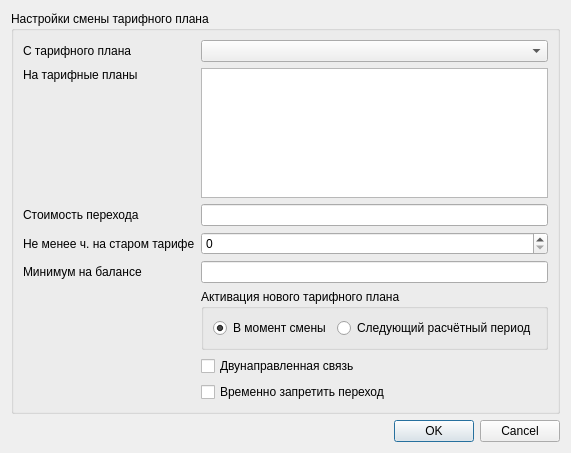
brat002/ExpertBilling, file mdi/forms/tp_change_rules.ui: the form before one commit.
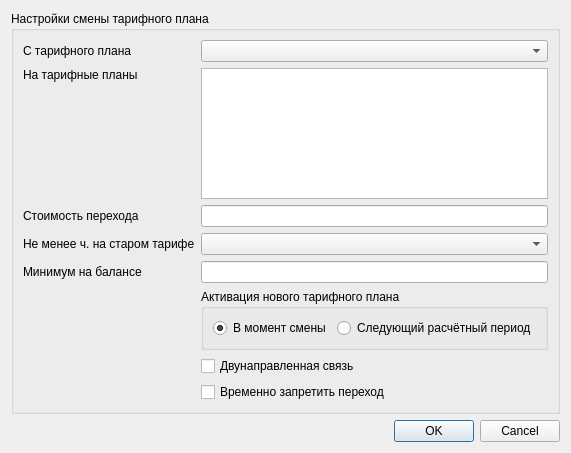
The form after the commit.

```diff
--- a/mdi/forms/tp_change_rules.ui
+++ b/mdi/forms/tp_change_rules.ui
@@ -41,9 +41,6 @@
         </property>
        </widget>
       </item>
-      <item row="5" column="1">
-       <widget class="QSpinBox" name="spinBox_oldtptime"/>
-      </item>
       <item row="0" column="1">
        <widget class="QComboBox" name="comboBox_from"/>
       </item>
@@ -130,6 +127,9 @@
         </property>
        </spacer>
       </item>
+      <item row="5" column="1">
+       <widget class="QComboBox" name="comboBox_oldtptime"/>
+      </item>
      </layout>
     </widget>
    </item>
```
